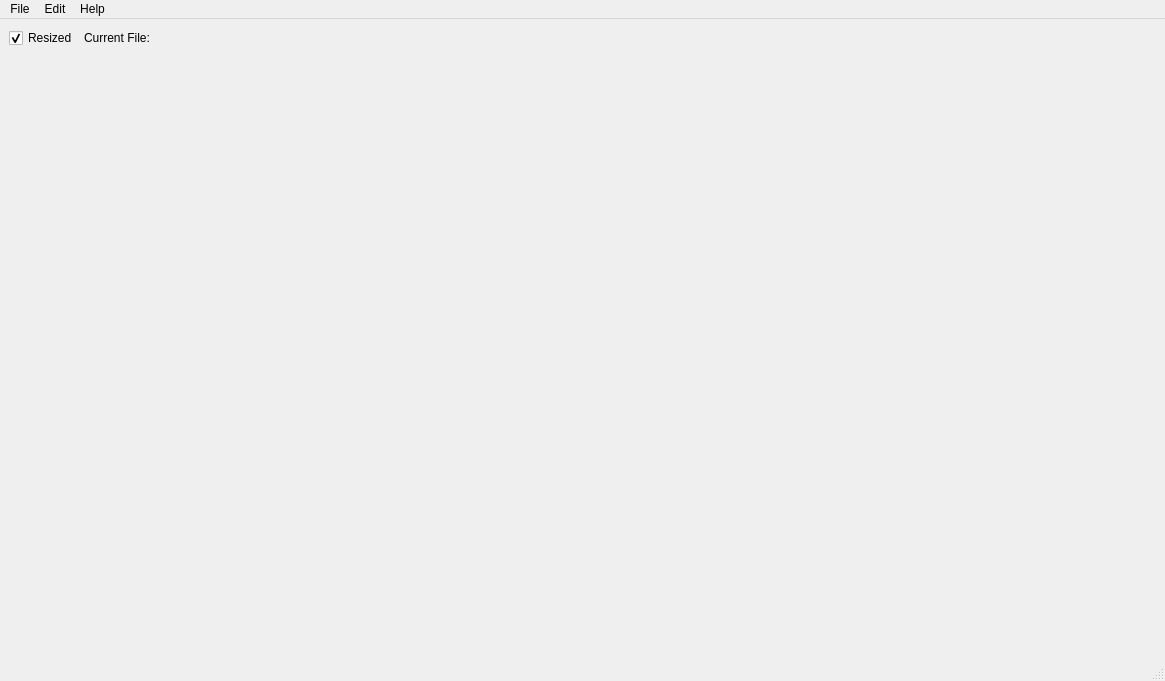
First picture: the form in MainWindow.ui, repository zxjorge/SpriteED, before the edit.
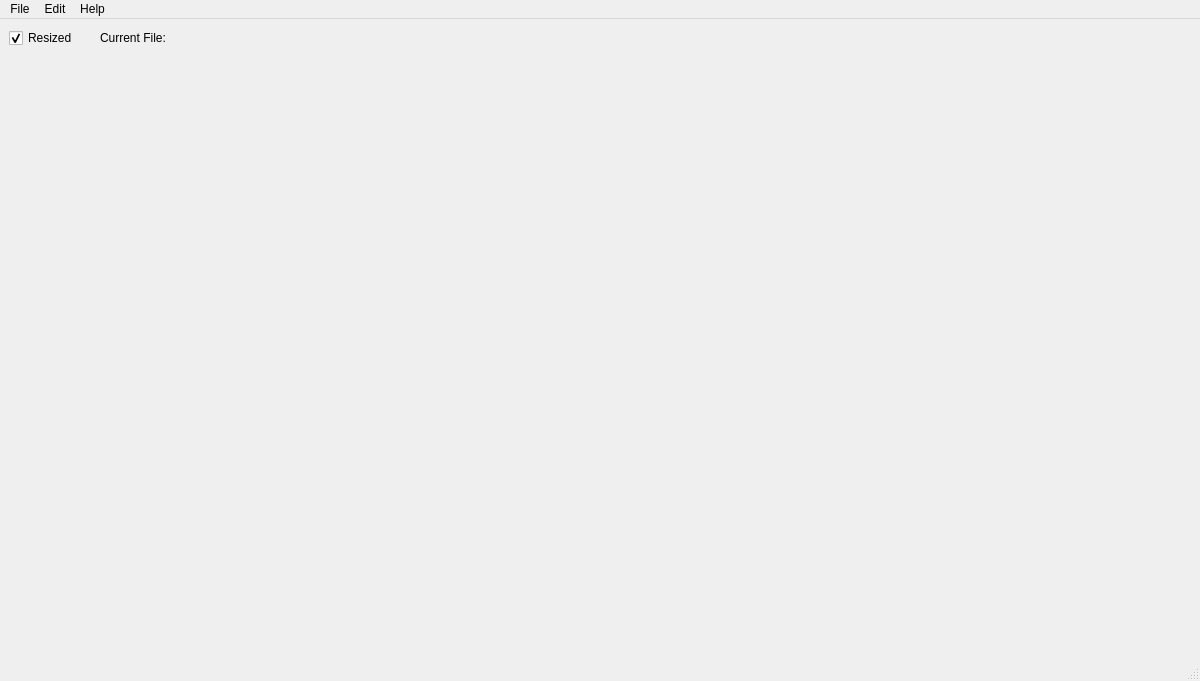
Second picture: the form after the edit. Custom widgets are drawn as their Qt base class.

Commit message: Added example project

Patch:
```diff
--- a/MainWindow.ui
+++ b/MainWindow.ui
@@ -6,7 +6,7 @@
    <rect>
     <x>0</x>
     <y>0</y>
-    <width>1111</width>
+    <width>1200</width>
     <height>681</height>
    </rect>
   </property>
@@ -106,7 +106,7 @@
     <rect>
      <x>0</x>
      <y>0</y>
-     <width>1111</width>
+     <width>1200</width>
      <height>25</height>
     </rect>
    </property>
```
Left out of the diff: 2 changed lines with no effect on the pictures. The commit also changes 1 other file.
